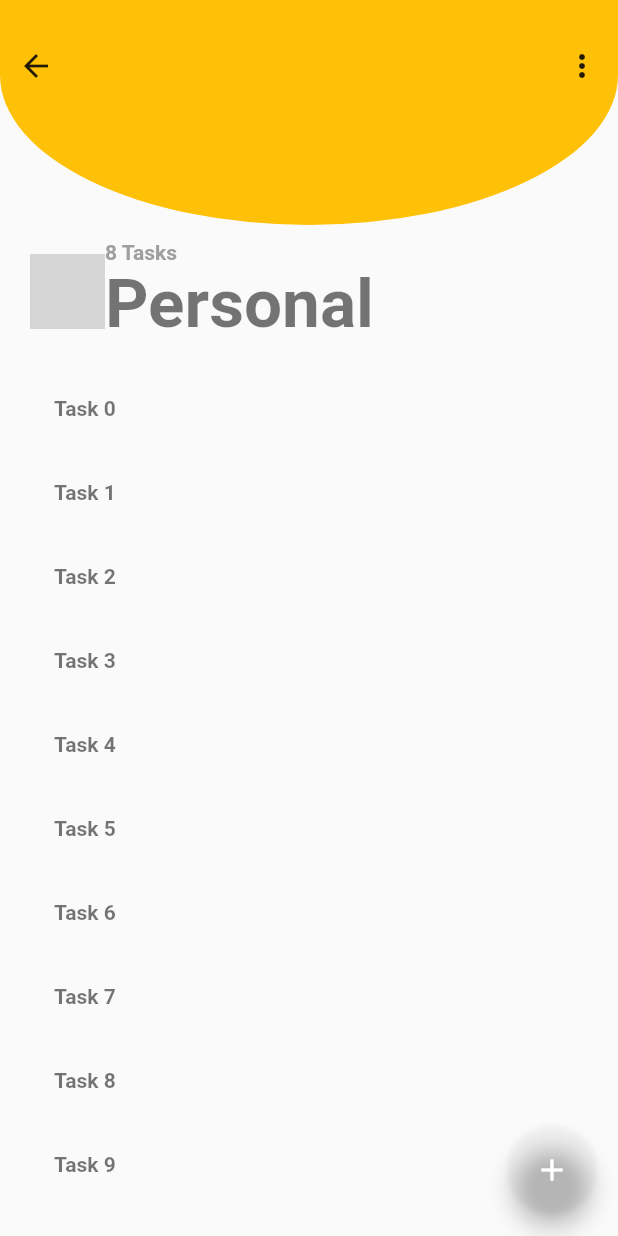
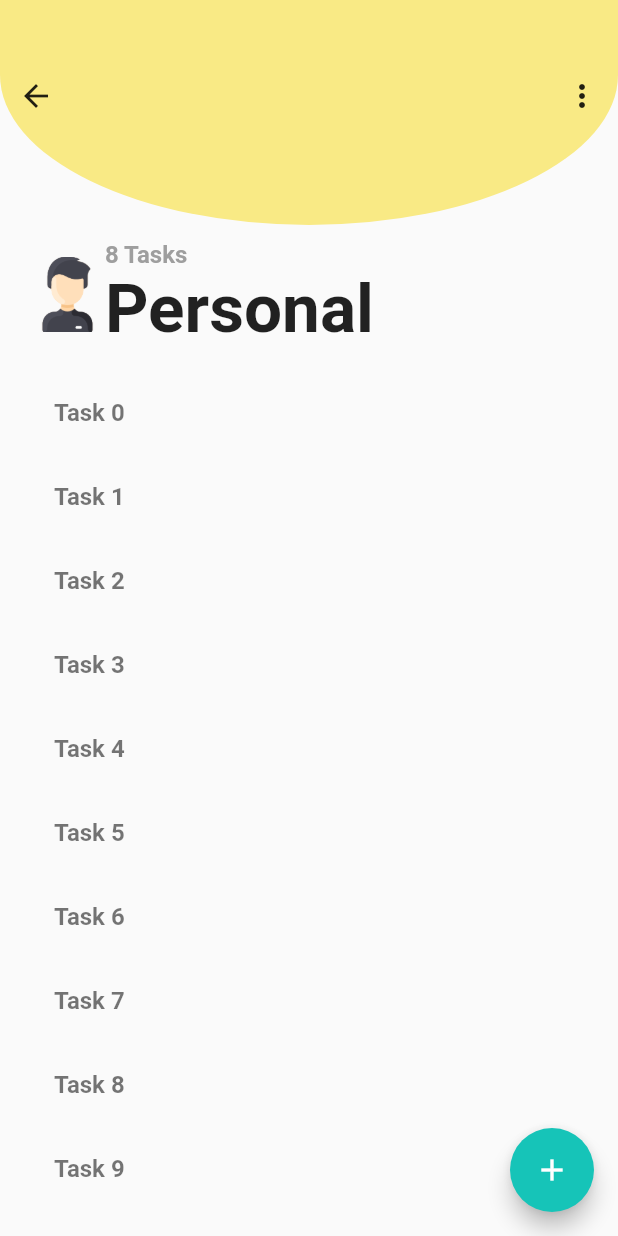
Before and after one commit to DevNweYi/task_app, a Flutter app: the TaskList screen opened directly, on a phone screen of 412 x 824 dp. Run offline on Flutter 3.47's test engine with Material 2 defaults, Android fonts, the phone set to English and light mode, and no system bars; our stand-ins replace floor; accounts and stored records are empty; grey boxes are pictures that could not be loaded.

Commit message:
implement code

```diff
--- a/lib/main.dart
+++ b/lib/main.dart
@@ -2,7 +2,6 @@ import 'package:flutter/material.dart';
 import 'package:task_app/utils/colors.dart';
 
 import 'get_started.dart';
-import 'home.dart';
 
 void main() {
   runApp(const MyApp());
@@ -17,8 +16,8 @@ class MyApp extends StatelessWidget {
     return MaterialApp(
       debugShowCheckedModeBanner: false,
       title: 'Flutter Demo',
-      theme: ThemeData.light().copyWith(primaryColor: primaryColor),
-      home: const Home(),
+      theme: ThemeData.light().copyWith(primaryColor: primary),
+      home: const GetStarted(),
     );
   }
 }
--- a/lib/task_list.dart
+++ b/lib/task_list.dart
@@ -27,7 +27,7 @@ class TaskList extends StatelessWidget {
       ),
       floatingActionButton: FloatingActionButton(
         onPressed: () {},
-        backgroundColor: secondaryColor,
+        backgroundColor: secondary,
         child: const Icon(
           Icons.add,
           color: Colors.white,
@@ -44,7 +44,7 @@ class TaskList extends StatelessWidget {
           return ListTile(
             title: Text(
               "Task $index",
-              style: Theme.of(context).textTheme.bodyLarge!.merge(
+              style: Theme.of(context).textTheme.titleMedium!.merge(
                   const TextStyle(
                       fontWeight: FontWeight.bold,color: Colors.black54)),
             ),
@@ -56,7 +56,7 @@ class TaskList extends StatelessWidget {
     return Row(
       children: [
         Image.asset(
-          "images/man.png",
+          "assets/images/man.png",
           width: 50,
           height: 50,
         ),
@@ -64,13 +64,13 @@ class TaskList extends StatelessWidget {
           crossAxisAlignment: CrossAxisAlignment.start,
           children: [
             Text("8 Tasks",
-                style: Theme.of(context).textTheme.bodyLarge!.merge(
+                style: Theme.of(context).textTheme.titleMedium!.merge(
                     const TextStyle(
                         fontWeight: FontWeight.bold, color: Colors.grey))),
             Text("Personal",
                 style: Theme.of(context).textTheme.displaySmall!.merge(
                     const TextStyle(
-                        fontWeight: FontWeight.bold))),
+                        fontWeight: FontWeight.bold,color: Colors.black87))),
           ],
         )
       ],
@@ -81,11 +81,11 @@ class TaskList extends StatelessWidget {
     return Container(
       height: 150,
       decoration: BoxDecoration(
-          color: Colors.amber,
+          color: primary,
           borderRadius: BorderRadius.vertical(
               bottom: Radius.elliptical(screenWidth, 200))),
       child: Padding(
-        padding: const EdgeInsets.only(top: 20),
+        padding: const EdgeInsets.only(top: 40),
         child: Row(
           mainAxisAlignment: MainAxisAlignment.spaceBetween,
           crossAxisAlignment: CrossAxisAlignment.start,
--- a/lib/utils/colors.dart
+++ b/lib/utils/colors.dart
@@ -1,5 +1,7 @@
 import 'package:flutter/material.dart';
 
-const primaryColor = Color.fromRGBO(249, 234, 133, 0);
+/* const primaryColor = Color.fromRGBO(249, 234, 133, 0);
 const secondaryColor = Color.fromRGBO(21, 197, 184, 0);
-const primary= "#F9EA85";
+ */
+const Color primary=Color(0xFFF9EA85);
+const Color secondary=Color(0xFF16C4B8);
--- a/pubspec.yaml
+++ b/pubspec.yaml
@@ -35,6 +35,7 @@ dependencies:
   # The following adds the Cupertino Icons font to your application.
   # Use with the CupertinoIcons class for iOS style icons.
   cupertino_icons: ^1.0.2
+  floor: ^1.4.2
 
 dev_dependencies:
   flutter_test:
@@ -46,6 +47,8 @@ dev_dependencies:
   # package. See that file for information about deactivating specific lint
   # rules and activating additional ones.
   flutter_lints: ^2.0.0
+  floor_generator: ^1.4.2
+  build_runner: ^2.4.8
 
 # For information on the generic Dart part of this file, see the
 # following page: https://dart.dev/tools/pub/pubspec
```
Also changed, not shown: lib/database/title/title_table.dart (added, +9 -0 lines), lib/get_started.dart (+18 -10 lines), lib/home.dart (+31 -11 lines), lib/database/app_database.dart (added), lib/database/task/task_dao.dart (added), lib/database/task/task_table.dart (added), lib/database/title/title_dao.dart (added), pubspec.lock, 1 other file.
